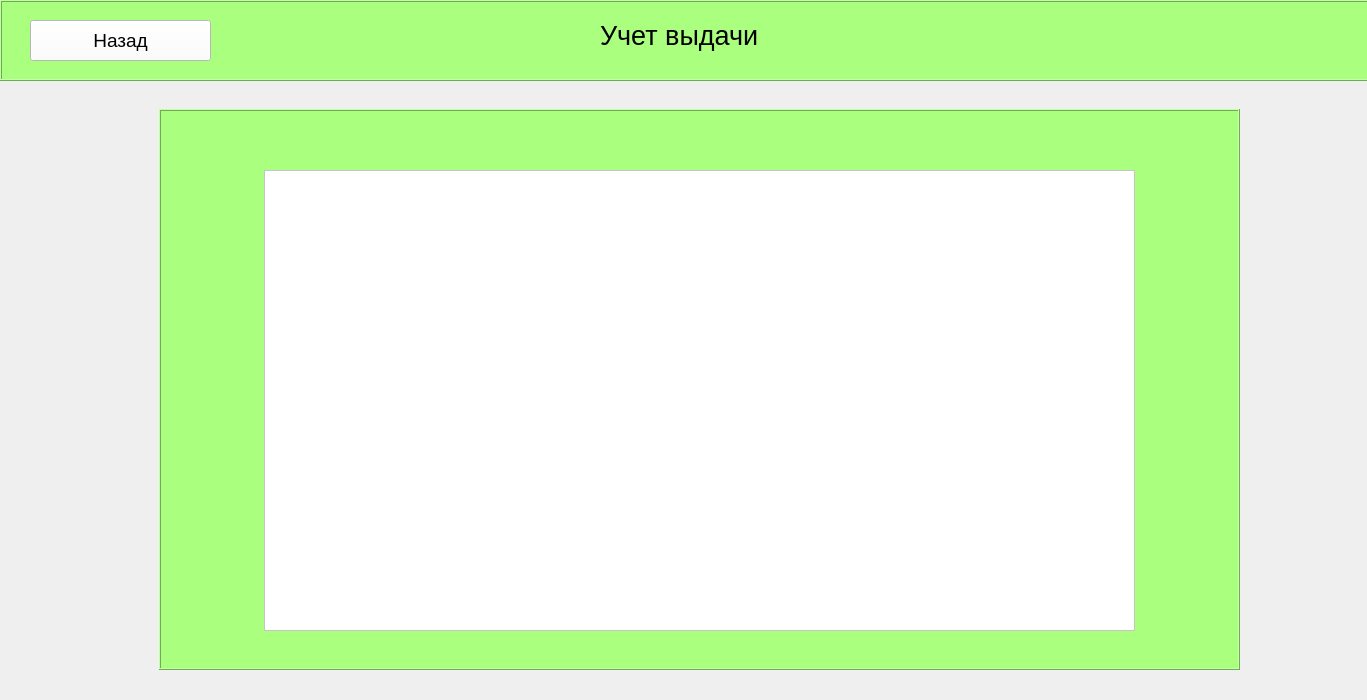
Old version of the form forms/Учет_выдачи.ui in the repository julik002/biblioteka.
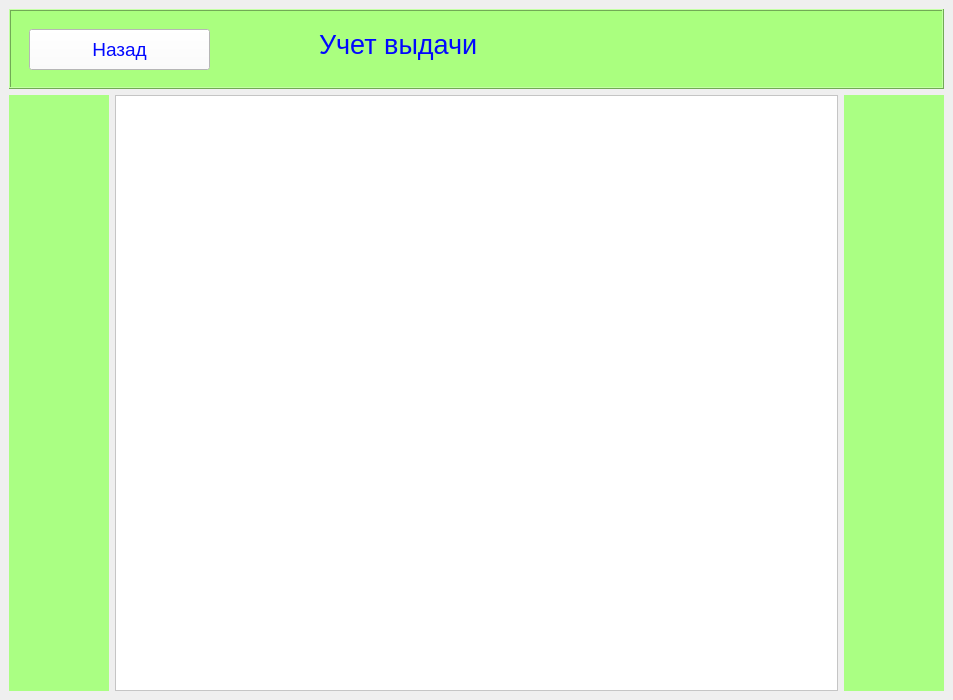
New version of the form.

```diff
--- a/forms/Учет_выдачи.ui
+++ b/forms/Учет_выдачи.ui
@@ -6,7 +6,7 @@
    <rect>
     <x>0</x>
     <y>0</y>
-    <width>1367</width>
+    <width>953</width>
     <height>700</height>
    </rect>
   </property>
@@ -14,14 +14,17 @@
    <string>Учет выдачи</string>
   </property>
   <widget class="QWidget" name="centralwidget">
+   <property name="styleSheet">
+    <string notr="true">color: rgb(1, 8, 255);</string>
+   </property>
+   <layout class="QVBoxLayout" name="verticalLayout">
+    <item>
    <widget class="QFrame" name="frame">
-    <property name="geometry">
-     <rect>
-      <x>0</x>
-      <y>0</y>
-      <width>1371</width>
-      <height>81</height>
-     </rect>
+      <property name="minimumSize">
+       <size>
+        <width>0</width>
+        <height>80</height>
+       </size>
     </property>
     <property name="contextMenuPolicy">
      <enum>Qt::PreventContextMenu</enum>
@@ -38,7 +41,7 @@
     <widget class="QLabel" name="label">
      <property name="geometry">
       <rect>
-       <x>600</x>
+         <x>310</x>
        <y>20</y>
        <width>161</width>
        <height>31</height>
@@ -56,7 +59,7 @@
     <widget class="QPushButton" name="pushButton_3">
      <property name="geometry">
       <rect>
-       <x>30</x>
+         <x>20</x>
        <y>20</y>
        <width>181</width>
        <height>41</height>
@@ -75,38 +78,51 @@
      </property>
     </widget>
    </widget>
-   <widget class="QFrame" name="frame_2">
-    <property name="geometry">
-     <rect>
-      <x>159</x>
-      <y>109</y>
-      <width>1081</width>
-      <height>561</height>
-     </rect>
+    </item>
+    <item>
+     <layout class="QHBoxLayout" name="horizontalLayout">
+      <item>
+       <widget class="QLabel" name="label_2">
+        <property name="minimumSize">
+         <size>
+          <width>100</width>
+          <height>0</height>
+         </size>
     </property>
     <property name="styleSheet">
-     <string notr="true">background-color:rgb(170, 255, 127)</string>
-    </property>
-    <property name="frameShape">
-     <enum>QFrame::Box</enum>
-    </property>
-    <property name="frameShadow">
-     <enum>QFrame::Raised</enum>
-    </property>
+         <string notr="true">background-color: rgb(170, 255, 131);</string>
+        </property>
+        <property name="text">
+         <string/>
+        </property>
+       </widget>
+      </item>
+      <item>
     <widget class="QTableWidget" name="tableWidget">
-     <property name="geometry">
-      <rect>
-       <x>105</x>
-       <y>61</y>
-       <width>871</width>
-       <height>461</height>
-      </rect>
-     </property>
      <property name="styleSheet">
       <string notr="true">background-color:rgb(255, 255, 255)</string>
      </property>
     </widget>
-   </widget>
+      </item>
+      <item>
+       <widget class="QLabel" name="label_3">
+        <property name="minimumSize">
+         <size>
+          <width>100</width>
+          <height>0</height>
+         </size>
+        </property>
+        <property name="styleSheet">
+         <string notr="true">background-color: rgb(170, 255, 131);</string>
+        </property>
+        <property name="text">
+         <string/>
+        </property>
+       </widget>
+      </item>
+     </layout>
+    </item>
+   </layout>
   </widget>
  </widget>
  <resources/>
```
Lines whose indentation alone changed are shown as unchanged.
